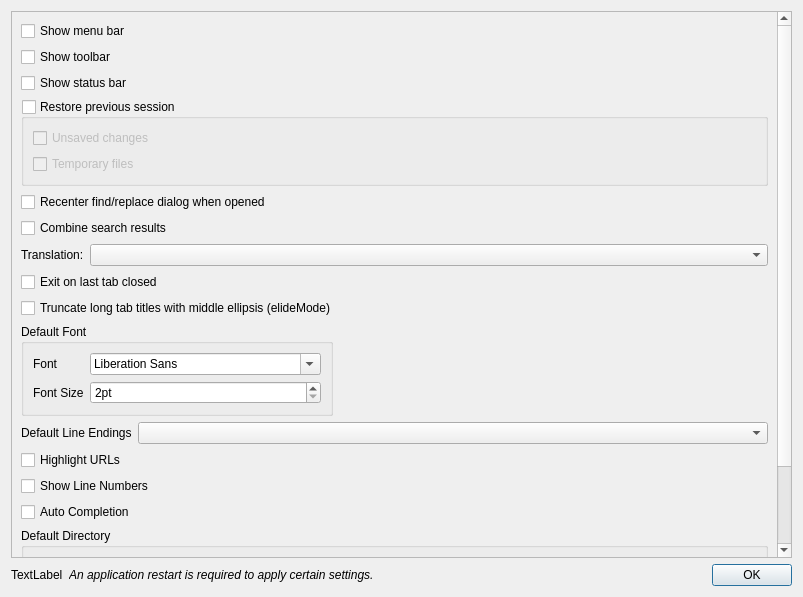
Qt form src/dialogs/PreferencesDialog.ui (alsyundawy/NotepadNext-MacOS) before a commit.
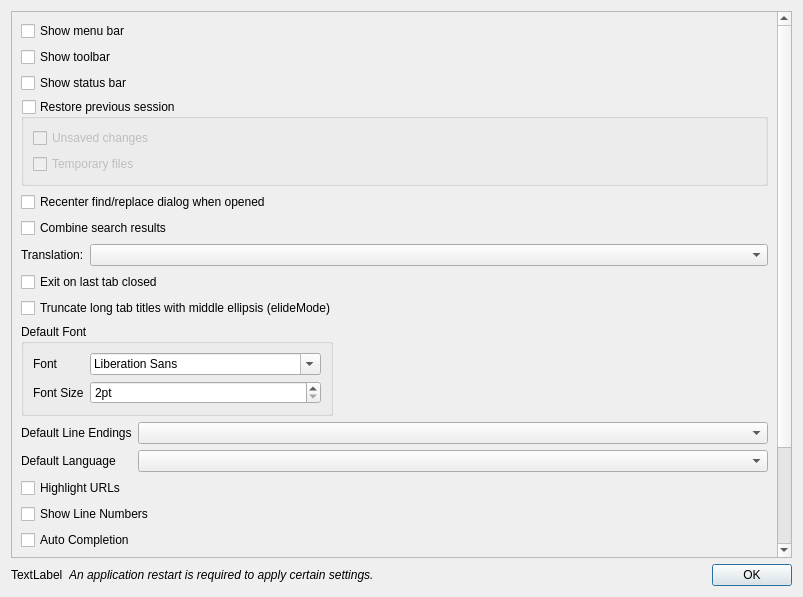
The same form after that commit.

Commit message:
Add a Default Language setting for new documents
New documents always used the "Text" language. Add a "Default Language"
option to the preferences, next to "Default Line Endings", that is
applied to new tabs, like the Notepad++ New Document setting.

Files opened from disk are not affected and still use the language
detected from their extension or contents. Unsaved tabs restored from a
session keep their saved language. An unknown value falls back to
"Text".

The default encoding part of the request is not covered here.

Related to #1057

Patch:
```diff
--- a/src/dialogs/PreferencesDialog.ui
+++ b/src/dialogs/PreferencesDialog.ui
@@ -199,6 +199,16 @@
          <item row="0" column="1">
           <widget class="QComboBox" name="comboBoxLineEndings"/>
          </item>
+         <item row="1" column="0">
+          <widget class="QLabel" name="labelDefaultLanguage">
+           <property name="text">
+            <string>Default Language</string>
+           </property>
+          </widget>
+         </item>
+         <item row="1" column="1">
+          <widget class="QComboBox" name="comboBoxDefaultLanguage"/>
+         </item>
         </layout>
        </item>
        <item>
```
The commit also changes 4 other files.
